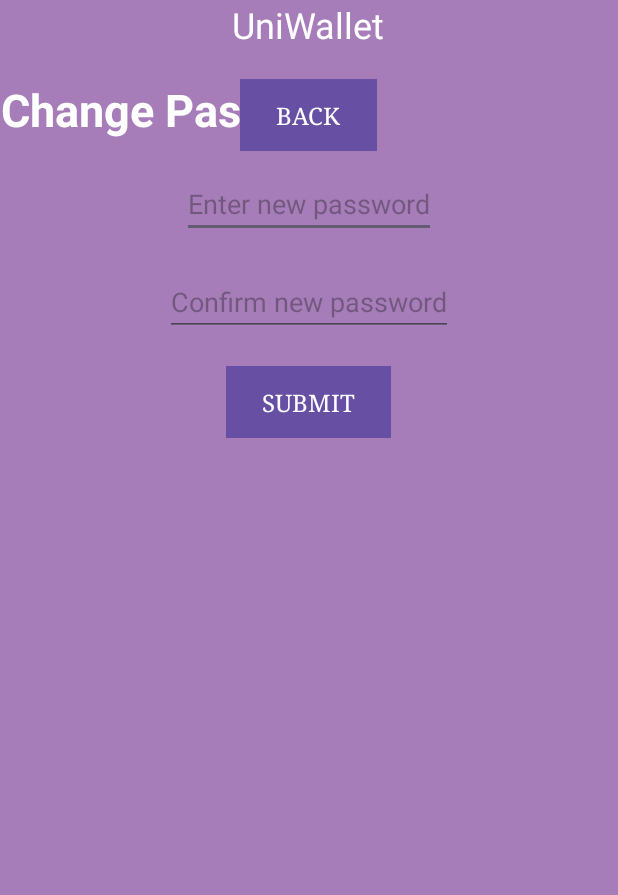
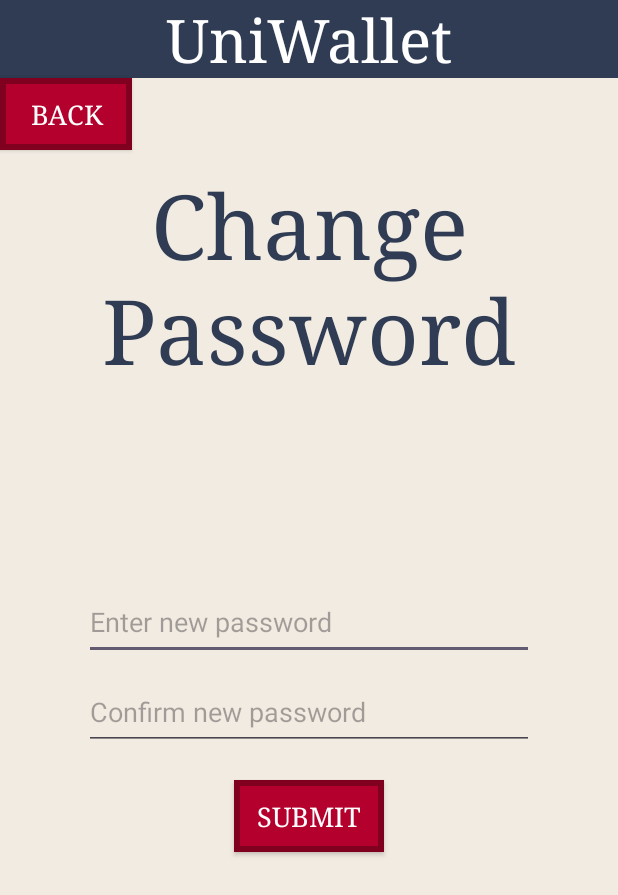
Before and after one commit to UTSA-CS-3443/UniWallet, an Android app: the ChangePasswordActivity screen opened directly, with no data from a screen before it, on a phone screen of 412 x 824 dp. Shown: the top 895 px of the screen. Run offline under Robolectric (Android 15) with nearby library versions, the phone set to English and light mode, and no system bars.

Commit message:
updated home, login, main, settings, and change password activities. added header.xml

```diff
--- a/app/src/main/java/com/example/uniwallet/LoginActivity.java
+++ b/app/src/main/java/com/example/uniwallet/LoginActivity.java
@@ -63,7 +63,7 @@ public class LoginActivity extends AppCompatActivity {
         private void launchActivity(Account account) {
         Intent intent = new Intent(this, MainActivity.class);
         intent.putExtra("account", account);
-        startActivity(intent);
+        launchActivity(account);
     }
 
 }
--- a/app/src/main/java/com/example/uniwallet/SettingsActivity.java
+++ b/app/src/main/java/com/example/uniwallet/SettingsActivity.java
@@ -36,6 +36,7 @@ public class SettingsActivity extends AppCompatActivity {
             public void onClick(View v) {
                 //TODO add/change logic for account deletion
                 //AccountManager.deleteAccount();
+                launchHomeActivity();
             }
         });
         change_password.setOnClickListener(new View.OnClickListener() {
--- a/app/src/main/res/layout/activity_changepassword.xml
+++ b/app/src/main/res/layout/activity_changepassword.xml
@@ -1,68 +1,54 @@
 <?xml version="1.0" encoding="utf-8"?>
-<RelativeLayout xmlns:android="http://schemas.android.com/apk/res/android"
+<LinearLayout
+    xmlns:android="http://schemas.android.com/apk/res/android"
     android:layout_width="match_parent"
     android:layout_height="match_parent"
-    android:background="#A67DB8">
+    android:orientation="vertical"
+    android:gravity="center_horizontal"
+    android:theme="@style/Theme.UniWallet">
+
+    <include layout="@layout/header"/>
+
+    <androidx.appcompat.widget.AppCompatButton
+        android:id="@+id/backbutton"
+        android:layout_width="wrap_content"
+        android:layout_height="wrap_content"
+        android:layout_gravity="start"
+        style="@style/ButtonStyle"
+        android:text="Back" />
 
     <TextView
-        android:id="@+id/tvUniWallet"
-        android:layout_width="wrap_content"
-        android:layout_height="wrap_content"
-        android:text="UniWallet"
-        android:textSize="24sp"
-        android:textColor="#FFFFFF"
-        android:layout_centerHorizontal="true"/>
-
-    <TextView
-        android:id="@+id/tvChangePassword"
-        android:layout_width="wrap_content"
-        android:layout_height="wrap_content"
-        android:text="Change Password"
-        android:textSize="30sp"
-        android:textColor="#FFFFFF"
-        android:textStyle="bold"
-        android:gravity="center_horizontal|center_vertical"
-        android:typeface="sans"
-        android:layout_below="@id/tvUniWallet"
-        android:layout_marginTop="20dp"/>
+        android:id="@+id/signupText"
+        android:layout_marginTop="10dp"
+        android:layout_width="300dp"
+        android:layout_height="150dp"
+        android:gravity="center_horizontal"
+        android:textSize="60sp"
+        android:typeface="serif"
+        android:textColor="@color/colorTitleHeader"
+        android:text="Change Password" />
 
     <EditText
         android:id="@+id/editText1"
-        android:layout_width="wrap_content"
-        android:layout_height="wrap_content"
+        android:layout_width="300dp"
+        android:layout_height="50dp"
+        android:layout_marginTop="130dp"
         android:hint="Enter new password"
-        android:inputType="textPassword"
-        android:layout_below="@id/tvChangePassword"
-        android:layout_centerHorizontal="true"
-        android:layout_marginTop="20dp"/>
+        android:inputType="textPassword" />
 
     <EditText
         android:id="@+id/editText2"
-        android:layout_width="wrap_content"
-        android:layout_height="wrap_content"
+        android:layout_width="300dp"
+        android:layout_height="50dp"
+        android:layout_marginTop="10dp"
         android:hint="Confirm new password"
-        android:inputType="textPassword"
-        android:layout_below="@id/editText1"
-        android:layout_centerHorizontal="true"
-        android:layout_marginTop="20dp"/>
+        android:inputType="textPassword" />
 
-    <Button
+    <androidx.appcompat.widget.AppCompatButton
         android:id="@+id/submitButton"
-        android:layout_width="wrap_content"
+        android:layout_width="100dp"
         android:layout_height="wrap_content"
         android:text="Submit"
-        style="@style/ButtonStyle2"
-        android:layout_below="@id/editText2"
-        android:layout_centerHorizontal="true"
+        style="@style/ButtonStyle"
         android:layout_marginTop="20dp"/>
-
-    <Button
-        android:id="@+id/backbutton"
-        android:layout_width="wrap_content"
-        android:layout_height="wrap_content"
-        android:text="Back"
-        style="@style/ButtonStyle2"
-        android:layout_below="@id/tvUniWallet"
-        android:layout_centerHorizontal="true"
-        android:layout_marginTop="20dp" />
-</RelativeLayout>
+</LinearLayout>
--- /dev/null
+++ b/app/src/main/res/layout/header.xml
@@ -0,0 +1,18 @@
+<?xml version="1.0" encoding="utf-8"?>
+<RelativeLayout
+    xmlns:android="http://schemas.android.com/apk/res/android"
+    android:layout_width="match_parent"
+    android:layout_height="wrap_content">
+
+    <TextView
+        android:id="@+id/header_title"
+        android:layout_width="match_parent"
+        android:layout_height="wrap_content"
+        android:text="UniWallet"
+        android:textAlignment="center"
+        android:textSize="40sp"
+        android:typeface="serif"
+        android:background="@color/colorTitleHeader"
+        android:textColor="@color/white" />
+
+</RelativeLayout>
--- a/app/src/main/res/values/themes.xml
+++ b/app/src/main/res/values/themes.xml
@@ -2,6 +2,7 @@
     <!-- Base application theme. -->
     <style name="Base.Theme.UniWallet" parent="Theme.Material3.DayNight.NoActionBar">
         <!-- Customize your light theme here. -->
+        <item name="android:background">#f2ebe2</item>
         <!-- <item name="colorPrimary">@color/my_light_primary</item> -->
     </style>
 
```
Also changed, not shown: app/src/main/res/layout/activity_home.xml (+2 -11 lines), app/src/main/res/layout/activity_login.xml (+2 -13 lines), app/src/main/res/layout/activity_main.xml (+58 -56 lines), app/src/main/res/layout/activity_settings.xml (+23 -35 lines).
